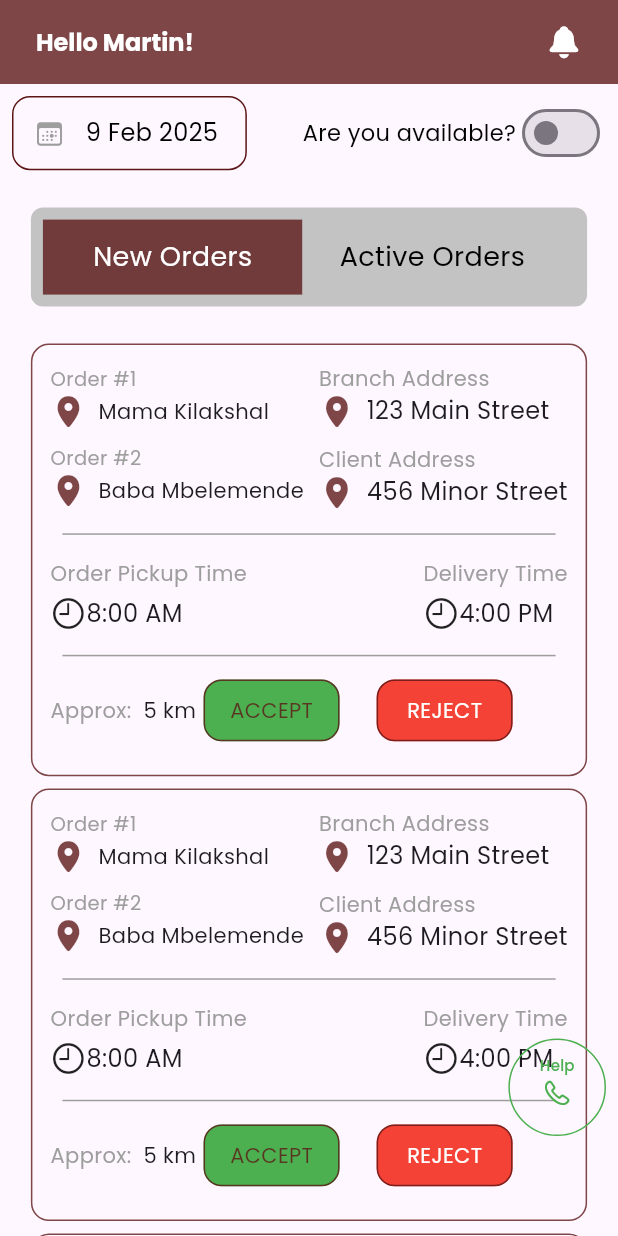
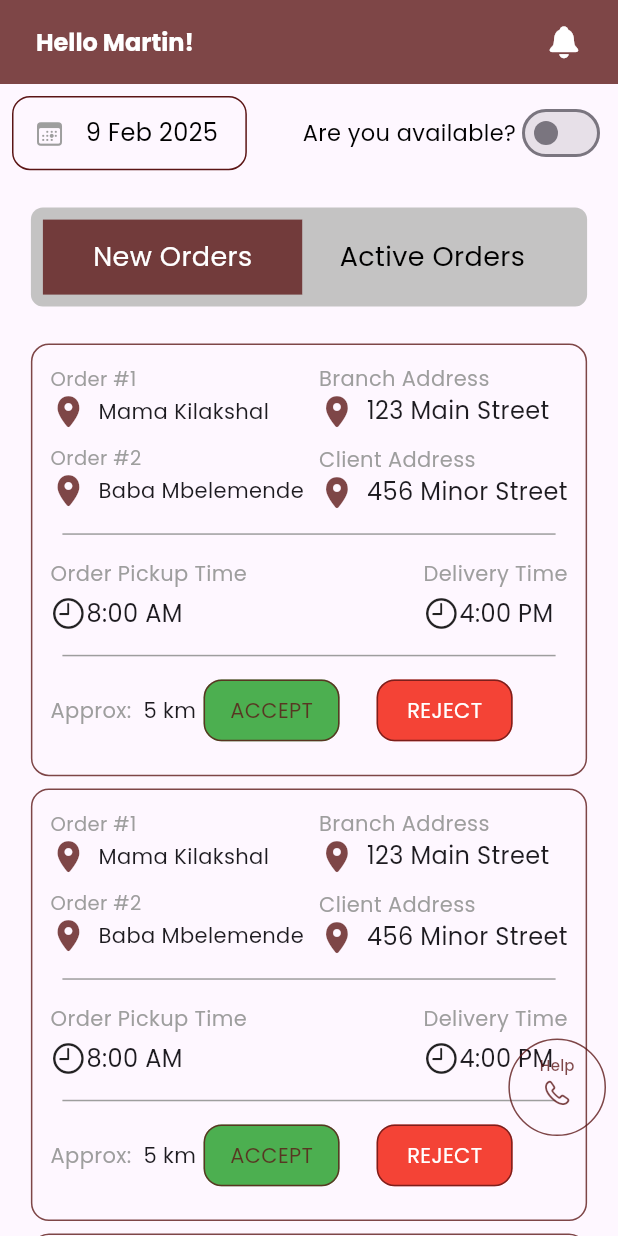
Before and after one commit to JohnGastone/Delivery-Pal, a Flutter app: the HomePage screen opened directly, on a phone screen of 412 x 824 dp. Run offline on Flutter 3.47's test engine with Material 3 defaults, Android fonts, the phone set to English and light mode, and no system bars; our stand-ins replace google_fonts.

Commit message:
fix: Update Help button styling with new color scheme

```diff
--- a/lib/Delivery/HomePage.dart
+++ b/lib/Delivery/HomePage.dart
@@ -173,7 +173,8 @@ class _HomePageState extends State<HomePage> {
                   child: Container(
                     decoration: BoxDecoration(
                         shape: BoxShape.circle,
-                        border: Border.all(width: 1, color: Colors.green)),
+                        border: Border.all(
+                            width: 1, color: Color.fromARGB(200, 91, 21, 21))),
                     child: CircleAvatar(
                       backgroundColor: Colors.transparent,
                       child: Center(
@@ -186,12 +187,13 @@ class _HomePageState extends State<HomePage> {
                               child: Text(
                                 "Help",
                                 style: GoogleFonts.poppins(
-                                    fontSize: 10, color: Colors.green),
+                                    fontSize: 10,
+                                    color: Color.fromARGB(200, 91, 21, 21)),
                               ),
                             ),
                             Icon(
                               CupertinoIcons.phone,
-                              color: Colors.green,
+                              color: Color.fromARGB(200, 91, 21, 21),
                               size: 20,
                             )
                           ],
```
